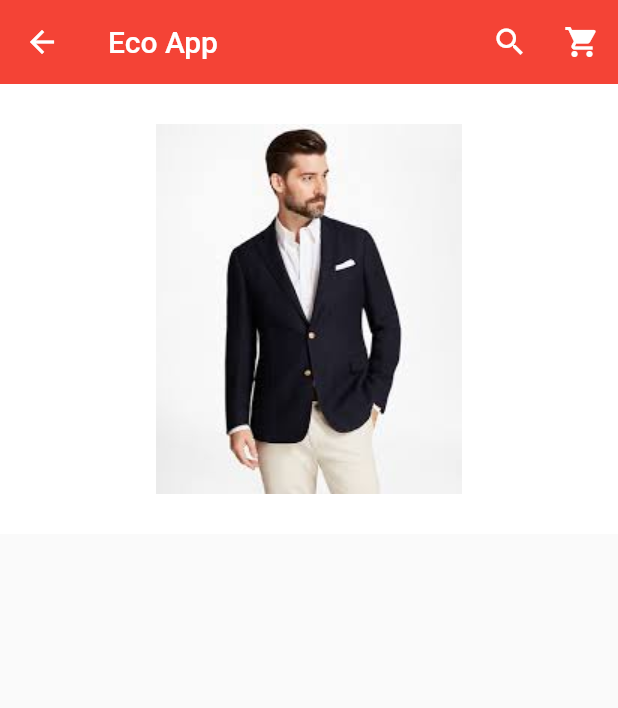
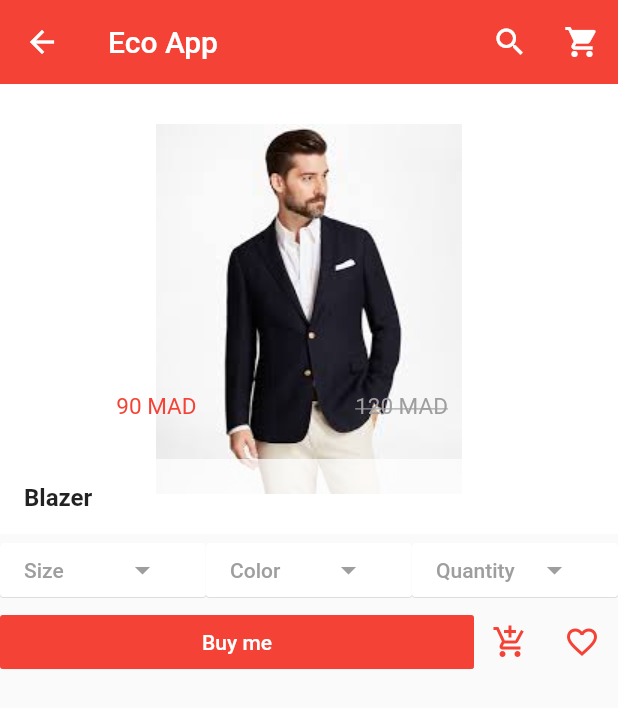
Before and after one commit to mouhsineelachbi/ShopApp, a Flutter app: the screen it shows after launch, after a tap on "Blazer", on a phone screen of 412 x 824 dp. Shown: the top 708 px of the screen. Run offline on Flutter 3.47's test engine with Material 2 defaults, Android fonts, the phone set to English and light mode, and no system bars; our stand-ins replace carousel_pro.

Commit message:
adding product picture, name, price, and buttons to choose size color and quantity and then 3 buttons to buy or add to shopping basket or favorize It

```diff
--- a/lib/pages/product_details.dart
+++ b/lib/pages/product_details.dart
@@ -52,7 +52,111 @@ class _ProductDetailsState extends State<ProductDetails> {
                 color: Colors.white,
                 child: Image.asset(widget.product_details_picture),
               ),
+              footer: Container(
+                height: 50,
+                color: Colors.white70,
+                child: ListTile(
+                  leading: Text(
+                    "${widget.product_details_name}",
+                    style: TextStyle(
+                      fontWeight: FontWeight.bold,
+                      fontSize: 16.0,
+                    ),
+                  ),
+                  title: Align(
+                    alignment: Alignment(0, -4),
+                    child: new Row(
+                      children: [
+                        Expanded(
+                            flex: 1,
+                            child: Text(
+                              "${widget.product_details_new_price} MAD",
+                              style: TextStyle(
+                                  fontSize: 15.0,
+                                  color: Colors.red,
+                                  decoration: TextDecoration.none),
+                            )
+                        ),
+                        Expanded(
+                            flex: 1,
+                            child: Text(
+                              "${widget.product_details_old_price} MAD",
+                              style: TextStyle(
+                                fontSize: 15.0,
+                                color: Colors.grey,
+                                decoration: TextDecoration.lineThrough,
+                              ),
+                            )),
+                      ],
+                    ),
+                  ),
+                ),
+              ),
             ),
+          ),
+
+          // Size, color and quantity Buttons
+          Row(
+            children: [
+              Expanded(
+                  child: MaterialButton(
+                    elevation: 0.2,
+                    onPressed: () {},
+                    color: Colors.white,
+                    textColor: Colors.grey,
+                    child: Row(
+                      children: [
+                        Expanded(child: Text("Size")),
+                        Expanded(child: new Icon(Icons.arrow_drop_down)),
+                      ],
+                    ),
+                  ),
+              ),
+              Expanded(
+                child: MaterialButton(
+                  elevation: 0.2,
+                  onPressed: () {},
+                  color: Colors.white,
+                  textColor: Colors.grey,
+                  child: Row(
+                    children: [
+                      Expanded(child: Text("Color")),
+                      Expanded(child: new Icon(Icons.arrow_drop_down)),
+                    ],
+                  ),
+                ),
+              ),
+              Expanded(
+                child: MaterialButton(
+                  elevation: 0.2,
+                  onPressed: () {},
+                  color: Colors.white,
+                  textColor: Colors.grey,
+                  child: Row(
+                    children: [
+                      //Expanded(child: Text("Quantity",)),
+                      FittedBox(child: Text("Quantity"), fit: BoxFit.cover,),
+                      Expanded(child: new Icon(Icons.arrow_drop_down)),
+                    ],
+                  ),
+                ),
+              ),
+            ],
+          ),
+          Row(
+            children: [
+              Expanded(
+                child: MaterialButton(
+                  onPressed: () {},
+                  color: Colors.red,
+                  textColor: Colors.white,
+                  elevation: 0.1,
+                  child: Text("Buy me"),
+                ),
+              ),
+              IconButton(onPressed: (){}, icon: Icon(Icons.add_shopping_cart, color: Colors.red,)),
+              IconButton(onPressed: (){}, icon: Icon(Icons.favorite_border, color: Colors.red,)),
+            ],
           ),
         ],
       ),
```
